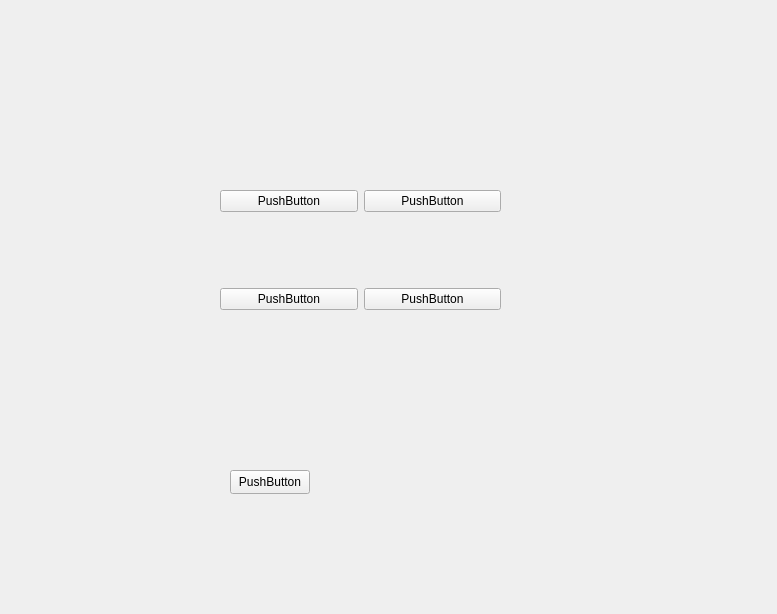
Above: Chess (C++)/Chess/chess.ui from leeyanleryan/Board-Games before the change. Below: the same form after it.
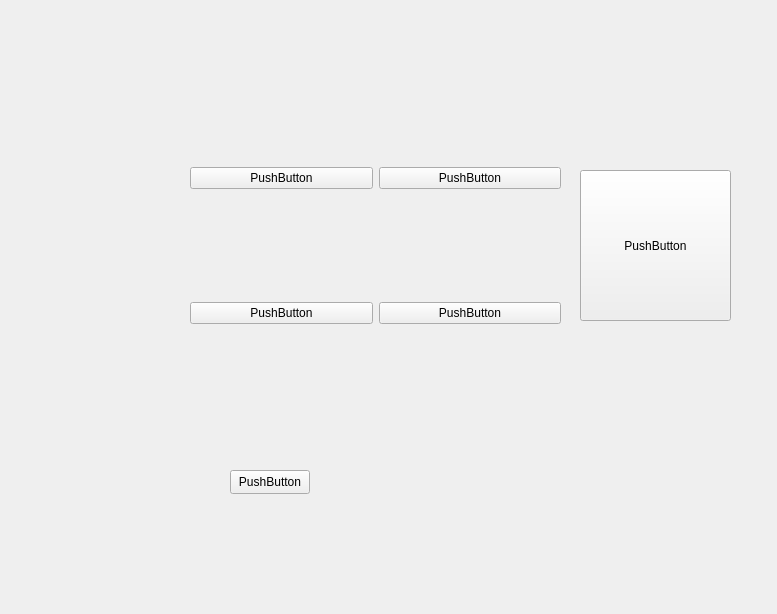
That is the form after the change.

```diff
--- a/Chess (C++)/Chess/chess.ui
+++ b/Chess (C++)/Chess/chess.ui
@@ -32,10 +32,10 @@
      <widget class="QWidget" name="gridLayoutWidget">
       <property name="geometry">
        <rect>
-        <x>210</x>
-        <y>110</y>
-        <width>281</width>
-        <height>261</height>
+        <x>180</x>
+        <y>50</y>
+        <width>371</width>
+        <height>371</height>
        </rect>
       </property>
       <layout class="QGridLayout" name="gridLayout">
@@ -85,6 +85,19 @@
        <string>PushButton</string>
       </property>
      </widget>
+     <widget class="QPushButton" name="pushButton_5">
+      <property name="geometry">
+       <rect>
+        <x>570</x>
+        <y>160</y>
+        <width>151</width>
+        <height>151</height>
+       </rect>
+      </property>
+      <property name="text">
+       <string>PushButton</string>
+      </property>
+     </widget>
     </widget>
    </widget>
   </widget>
```
